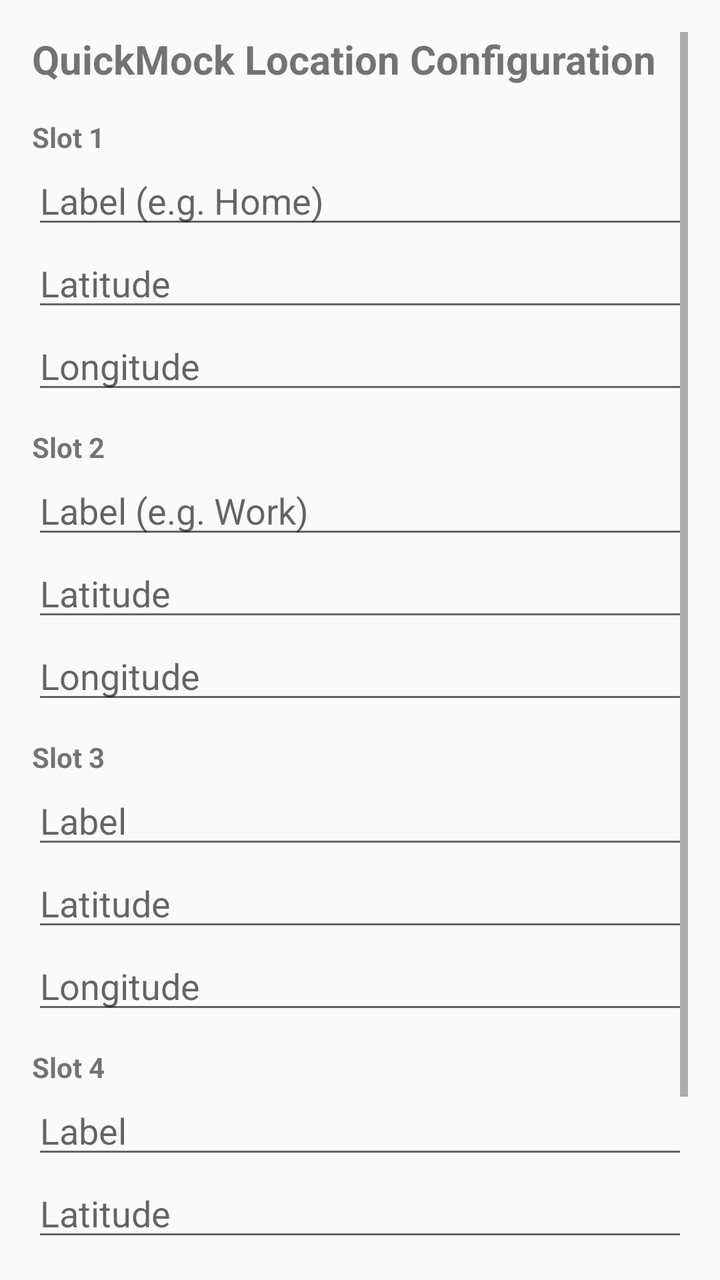
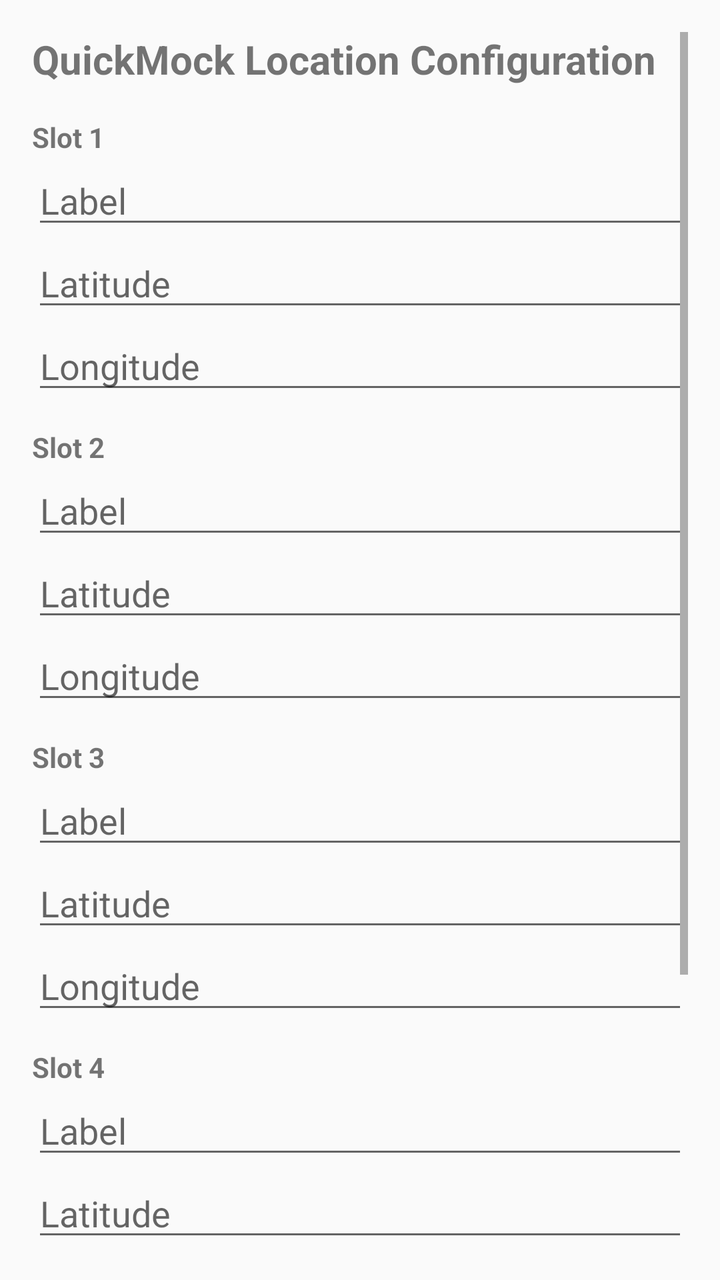

Screens rendered from an Android XML layout before and after an edit, with the pre-edit source and the edit as a unified diff.
<!-- AndroidManifest.xml: application theme Theme.AppCompat.Light.DarkActionBar -->
<!-- res/layout/activity_main.xml -->
<?xml version="1.0" encoding="utf-8"?>
<ScrollView xmlns:android="http://schemas.android.com/apk/res/android"
    android:layout_width="match_parent"
    android:layout_height="match_parent"
    android:padding="16dp">

    <LinearLayout
        android:layout_width="match_parent"
        android:layout_height="wrap_content"
        android:orientation="vertical">

        <TextView
            android:layout_width="wrap_content"
            android:layout_height="wrap_content"
            android:text="QuickMock Location Configuration"
            android:textSize="20sp"
            android:textStyle="bold"
            android:layout_marginBottom="16dp" />

        
        <TextView android:layout_width="wrap_content" android:layout_height="wrap_content" android:text="Slot 1" android:textStyle="bold" />
        <EditText android:id="@+id/edit_name_1" android:layout_width="match_parent" android:layout_height="wrap_content" android:hint="Label (e.g. Home)" />
        <EditText android:id="@+id/edit_lat_1" android:layout_width="match_parent" android:layout_height="wrap_content" android:hint="Latitude" android:inputType="numberDecimal|numberSigned" />
        <EditText android:id="@+id/edit_lng_1" android:layout_width="match_parent" android:layout_height="wrap_content" android:hint="Longitude" android:inputType="numberDecimal|numberSigned" android:layout_marginBottom="12dp" />

        
        <TextView android:layout_width="wrap_content" android:layout_height="wrap_content" android:text="Slot 2" android:textStyle="bold" />
        <EditText android:id="@+id/edit_name_2" android:layout_width="match_parent" android:layout_height="wrap_content" android:hint="Label (e.g. Work)" />
        <EditText android:id="@+id/edit_lat_2" android:layout_width="match_parent" android:layout_height="wrap_content" android:hint="Latitude" android:inputType="numberDecimal|numberSigned" />
        <EditText android:id="@+id/edit_lng_2" android:layout_width="match_parent" android:layout_height="wrap_content" android:hint="Longitude" android:inputType="numberDecimal|numberSigned" android:layout_marginBottom="12dp" />

        
        <TextView android:layout_width="wrap_content" android:layout_height="wrap_content" android:text="Slot 3" android:textStyle="bold" />
        <EditText android:id="@+id/edit_name_3" android:layout_width="match_parent" android:layout_height="wrap_content" android:hint="Label" />
        <EditText android:id="@+id/edit_lat_3" android:layout_width="match_parent" android:layout_height="wrap_content" android:hint="Latitude" android:inputType="numberDecimal|numberSigned" />
        <EditText android:id="@+id/edit_lng_3" android:layout_width="match_parent" android:layout_height="wrap_content" android:hint="Longitude" android:inputType="numberDecimal|numberSigned" android:layout_marginBottom="12dp" />

        
        <TextView android:layout_width="wrap_content" android:layout_height="wrap_content" android:text="Slot 4" android:textStyle="bold" />
        <EditText android:id="@+id/edit_name_4" android:layout_width="match_parent" android:layout_height="wrap_content" android:hint="Label" />
        <EditText android:id="@+id/edit_lat_4" android:layout_width="match_parent" android:layout_height="wrap_content" android:hint="Latitude" android:inputType="numberDecimal|numberSigned" />
        <EditText android:id="@+id/edit_lng_4" android:layout_width="match_parent" android:layout_height="wrap_content" android:hint="Longitude" android:inputType="numberDecimal|numberSigned" android:layout_marginBottom="16dp" />

        <Button
            android:id="@+id/btn_save"
            android:layout_width="match_parent"
            android:layout_height="wrap_content"
            android:text="Save &amp; Update Widget" />

    </LinearLayout>
</ScrollView>
<!-- resources referenced by this layout -->
<resources>

</resources>

<!-- the commit's change to res/layout/activity_main.xml (unified diff, before → after) -->
@@ -19,23 +19,20 @@
 
         
         <TextView android:layout_width="wrap_content" android:layout_height="wrap_content" android:text="Slot 1" android:textStyle="bold" />
-        <EditText android:id="@+id/edit_name_1" android:layout_width="match_parent" android:layout_height="wrap_content" android:hint="Label (e.g. Home)" />
+        <EditText android:id="@+id/edit_name_1" android:layout_width="match_parent" android:layout_height="wrap_content" android:hint="Label" />
         <EditText android:id="@+id/edit_lat_1" android:layout_width="match_parent" android:layout_height="wrap_content" android:hint="Latitude" android:inputType="numberDecimal|numberSigned" />
         <EditText android:id="@+id/edit_lng_1" android:layout_width="match_parent" android:layout_height="wrap_content" android:hint="Longitude" android:inputType="numberDecimal|numberSigned" android:layout_marginBottom="12dp" />
 
-        
         <TextView android:layout_width="wrap_content" android:layout_height="wrap_content" android:text="Slot 2" android:textStyle="bold" />
-        <EditText android:id="@+id/edit_name_2" android:layout_width="match_parent" android:layout_height="wrap_content" android:hint="Label (e.g. Work)" />
+        <EditText android:id="@+id/edit_name_2" android:layout_width="match_parent" android:layout_height="wrap_content" android:hint="Label" />
         <EditText android:id="@+id/edit_lat_2" android:layout_width="match_parent" android:layout_height="wrap_content" android:hint="Latitude" android:inputType="numberDecimal|numberSigned" />
         <EditText android:id="@+id/edit_lng_2" android:layout_width="match_parent" android:layout_height="wrap_content" android:hint="Longitude" android:inputType="numberDecimal|numberSigned" android:layout_marginBottom="12dp" />
 
-        
         <TextView android:layout_width="wrap_content" android:layout_height="wrap_content" android:text="Slot 3" android:textStyle="bold" />
         <EditText android:id="@+id/edit_name_3" android:layout_width="match_parent" android:layout_height="wrap_content" android:hint="Label" />
         <EditText android:id="@+id/edit_lat_3" android:layout_width="match_parent" android:layout_height="wrap_content" android:hint="Latitude" android:inputType="numberDecimal|numberSigned" />
         <EditText android:id="@+id/edit_lng_3" android:layout_width="match_parent" android:layout_height="wrap_content" android:hint="Longitude" android:inputType="numberDecimal|numberSigned" android:layout_marginBottom="12dp" />
 
-        
         <TextView android:layout_width="wrap_content" android:layout_height="wrap_content" android:text="Slot 4" android:textStyle="bold" />
         <EditText android:id="@+id/edit_name_4" android:layout_width="match_parent" android:layout_height="wrap_content" android:hint="Label" />
         <EditText android:id="@+id/edit_lat_4" android:layout_width="match_parent" android:layout_height="wrap_content" android:hint="Latitude" android:inputType="numberDecimal|numberSigned" />
@@ -47,5 +44,27 @@
             android:layout_height="wrap_content"
             android:text="Save &amp; Update Widget" />
 
+        <View
+            android:layout_width="match_parent"
+            android:layout_height="1dp"
+            android:background="#CCCCCC"
+            android:layout_marginTop="24dp"
+            android:layout_marginBottom="16dp" />
+
+        <TextView
+            android:layout_width="wrap_content"
+            android:layout_height="wrap_content"
+            android:text="Credits &amp; Info"
+            android:textStyle="bold"
+            android:textSize="14sp" />
+
+        <TextView
+            android:layout_width="wrap_content"
+            android:layout_height="wrap_content"
+            android:text="QuickMock v1.0\nBuilt for rapid location mock testing via App Widgets."
+            android:textSize="12sp"
+            android:textColor="#666666"
+            android:layout_marginTop="4dp" />
+
     </LinearLayout>
 </ScrollView>
